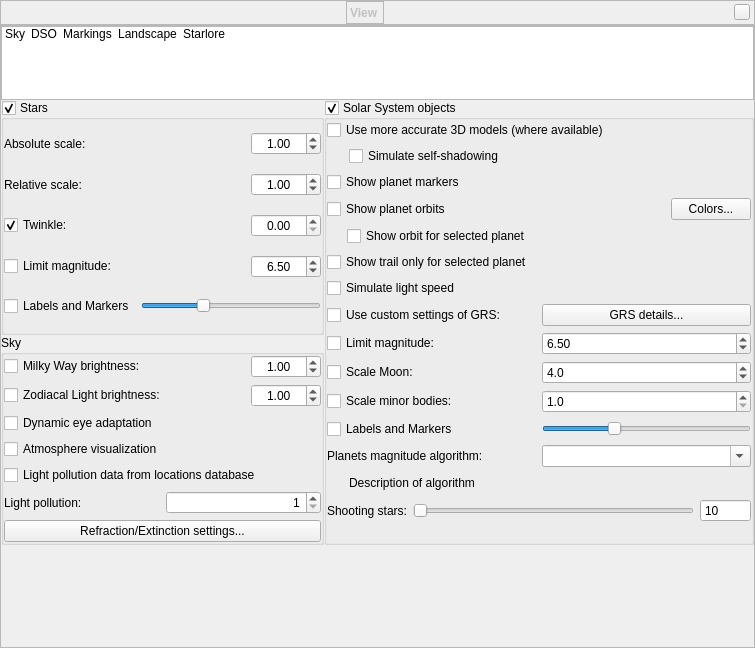
Above: src/gui/viewDialog.ui from 519984307/stellarium_src before the change. Below: the same form after it.
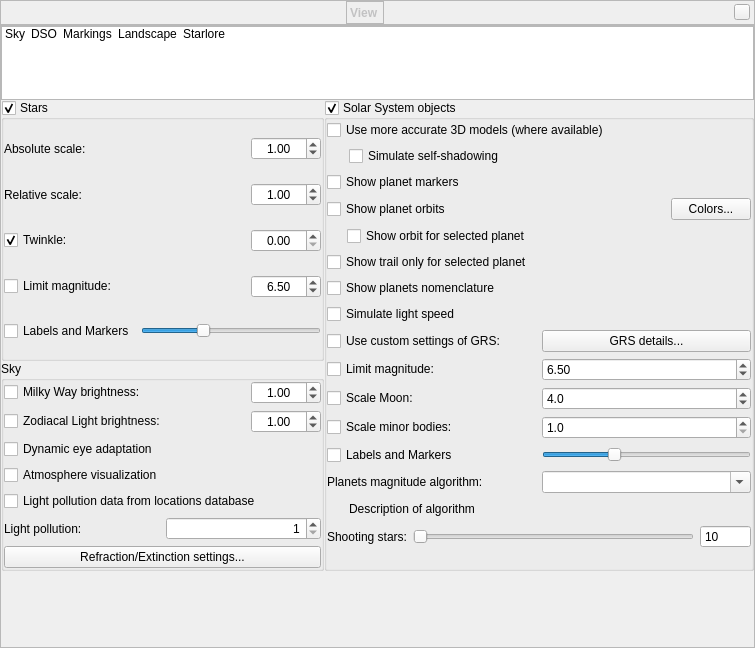
That is the form after the change. Icons and pictures are not drawn. Custom widgets are drawn as their Qt base class.

Commit message: Reimplementation of the nomenclature stuff

Diff of the .ui file:
```diff
--- a/src/gui/viewDialog.ui
+++ b/src/gui/viewDialog.ui
@@ -757,7 +757,74 @@
              <property name="bottomMargin">
               <number>0</number>
              </property>
-             <item row="8" column="0">
+             <item row="15" column="0">
+              <layout class="QHBoxLayout" name="horizontalLayout_6">
+               <item>
+                <widget class="QLabel" name="planetDetailsLabel">
+                 <property name="text">
+                  <string>Planets magnitude algorithm:</string>
+                 </property>
+                </widget>
+               </item>
+               <item>
+                <widget class="QComboBox" name="planetMagnitudeAlgorithmComboBox">
+                 <property name="editable">
+                  <bool>true</bool>
+                 </property>
+                 <property name="insertPolicy">
+                  <enum>QComboBox::NoInsert</enum>
+                 </property>
+                </widget>
+               </item>
+              </layout>
+             </item>
+             <item row="16" column="0">
+              <layout class="QHBoxLayout" name="horizontalLayout_3">
+               <property name="topMargin">
+                <number>0</number>
+               </property>
+               <item>
+                <spacer name="horizontalSpacer_6">
+                 <property name="orientation">
+                  <enum>Qt::Horizontal</enum>
+                 </property>
+                 <property name="sizeType">
+                  <enum>QSizePolicy::Fixed</enum>
+                 </property>
+                 <property name="sizeHint" stdset="0">
+                  <size>
+                   <width>22</width>
+                   <height>20</height>
+                  </size>
+                 </property>
+                </spacer>
+               </item>
+               <item>
+                <widget class="QLabel" name="planetMagnitudeAlgorithmDescription">
+                 <property name="text">
+                  <string notr="true">Description of algorithm</string>
+                 </property>
+                 <property name="textFormat">
+                  <enum>Qt::RichText</enum>
+                 </property>
+                 <property name="wordWrap">
+                  <bool>true</bool>
+                 </property>
+                </widget>
+               </item>
+              </layout>
+             </item>
+             <item row="7" column="0">
+              <widget class="QCheckBox" name="planetIsolatedTrailsCheckBox">
+               <property name="toolTip">
+                <string>Deactivate this option if you want to see the trails for all Solar system bodies.</string>
+               </property>
+               <property name="text">
+                <string>Show trail only for selected planet</string>
+               </property>
+              </widget>
+             </item>
+             <item row="9" column="0">
               <widget class="QCheckBox" name="planetLightSpeedCheckBox">
                <property name="toolTip">
                 <string>Activate this option to simulate the effect of real speed of light (recommended).</string>
@@ -767,7 +834,7 @@
                </property>
               </widget>
              </item>
-             <item row="9" column="0">
+             <item row="10" column="0">
               <layout class="QHBoxLayout" name="horizontalLayout_15">
                <item>
                 <widget class="QCheckBox" name="customGrsSettingsCheckBox">
@@ -815,7 +882,7 @@
                </item>
               </layout>
              </item>
-             <item row="11" column="0">
+             <item row="12" column="0">
               <layout class="QHBoxLayout" name="horizontalLayout">
                <item>
                 <widget class="QCheckBox" name="planetScaleMoonCheckBox">
@@ -848,7 +915,7 @@
                </item>
               </layout>
              </item>
-             <item row="10" column="0">
+             <item row="11" column="0">
               <layout class="QHBoxLayout" name="planetLimMagHorizontalLayout">
                <item>
                 <widget class="QCheckBox" name="planetLimitMagnitudeCheckBox">
@@ -892,7 +959,7 @@
                </property>
               </widget>
              </item>
-             <item row="13" column="0">
+             <item row="14" column="0">
               <layout class="QHBoxLayout" name="horizontalLayout_17">
                <item>
                 <widget class="QCheckBox" name="planetLabelCheckBox">
@@ -955,7 +1022,7 @@
                </item>
               </layout>
              </item>
-             <item row="17" column="0">
+             <item row="18" column="0">
               <layout class="QGridLayout" name="gridLayout_6">
                <item row="0" column="0">
                 <widget class="QLabel" name="label_14">
@@ -1081,7 +1148,7 @@
                </item>
               </layout>
              </item>
-             <item row="12" column="0">
+             <item row="13" column="0">
               <layout class="QHBoxLayout" name="scaleSelectedHorizontalLayout">
                <item>
                 <widget class="QCheckBox" name="planetScaleMinorBodyCheckBox">
@@ -1105,70 +1172,10 @@
                </item>
               </layout>
              </item>
-             <item row="14" column="0">
-              <layout class="QHBoxLayout" name="horizontalLayout_6">
-               <item>
-                <widget class="QLabel" name="planetDetailsLabel">
-                 <property name="text">
-                  <string>Planets magnitude algorithm:</string>
-                 </property>
-                </widget>
-               </item>
-               <item>
-                <widget class="QComboBox" name="planetMagnitudeAlgorithmComboBox">
-                 <property name="editable">
-                  <bool>true</bool>
-                 </property>
-                 <property name="insertPolicy">
-                  <enum>QComboBox::NoInsert</enum>
-                 </property>
-                </widget>
-               </item>
-              </layout>
-             </item>
-             <item row="15" column="0">
-              <layout class="QHBoxLayout" name="horizontalLayout_3">
-               <property name="topMargin">
-                <number>0</number>
-               </property>
-               <item>
-                <spacer name="horizontalSpacer_6">
-                 <property name="orientation">
-                  <enum>Qt::Horizontal</enum>
-                 </property>
-                 <property name="sizeType">
-                  <enum>QSizePolicy::Fixed</enum>
-                 </property>
-                 <property name="sizeHint" stdset="0">
-                  <size>
-                   <width>22</width>
-                   <height>20</height>
-                  </size>
-                 </property>
-                </spacer>
-               </item>
-               <item>
-                <widget class="QLabel" name="planetMagnitudeAlgorithmDescription">
-                 <property name="text">
-                  <string notr="true">Description of algorithm</string>
-                 </property>
-                 <property name="textFormat">
-                  <enum>Qt::RichText</enum>
-                 </property>
-                 <property name="wordWrap">
-                  <bool>true</bool>
-                 </property>
-                </widget>
-               </item>
-              </layout>
-             </item>
-             <item row="7" column="0">
-              <widget class="QCheckBox" name="planetIsolatedTrailsCheckBox">
-               <property name="toolTip">
-                <string>Deactivate this option if you want to see the trails for all Solar system bodies.</string>
-               </property>
+             <item row="8" column="0">
+              <widget class="QCheckBox" name="planetNomenclatureCheckBox">
                <property name="text">
-                <string>Show trail only for selected planet</string>
+                <string>Show planets nomenclature</string>
                </property>
               </widget>
              </item>
```
Left out of the diff: 4 changed lines with no effect on the pictures. The commit also changes 11 other files.
